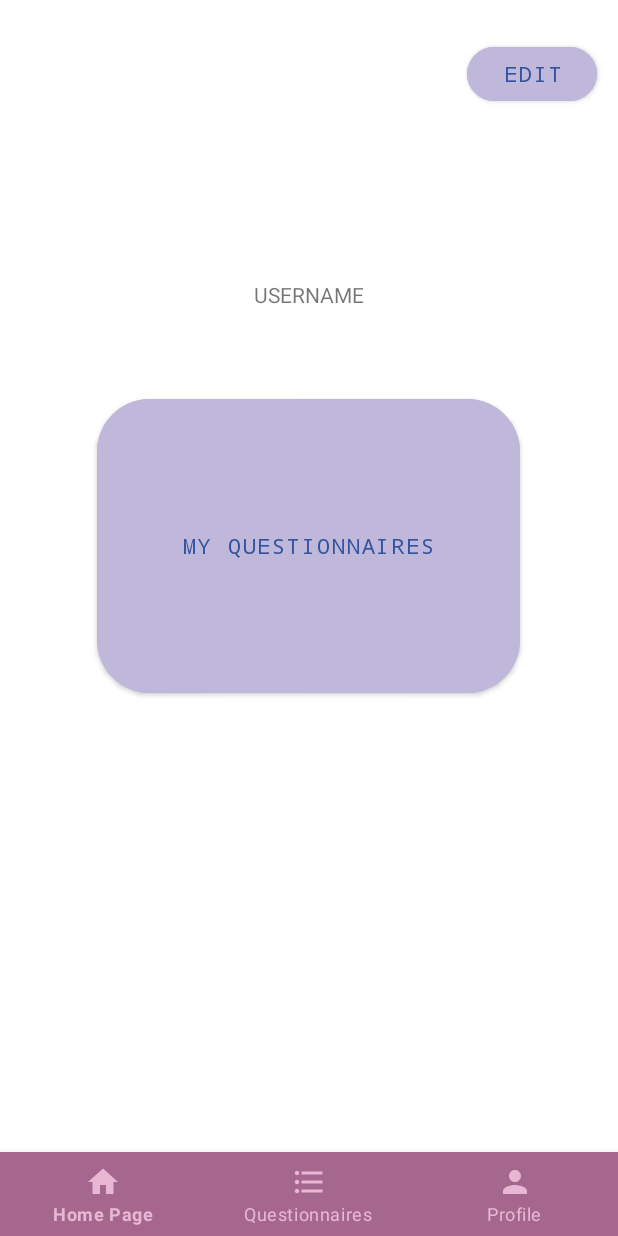
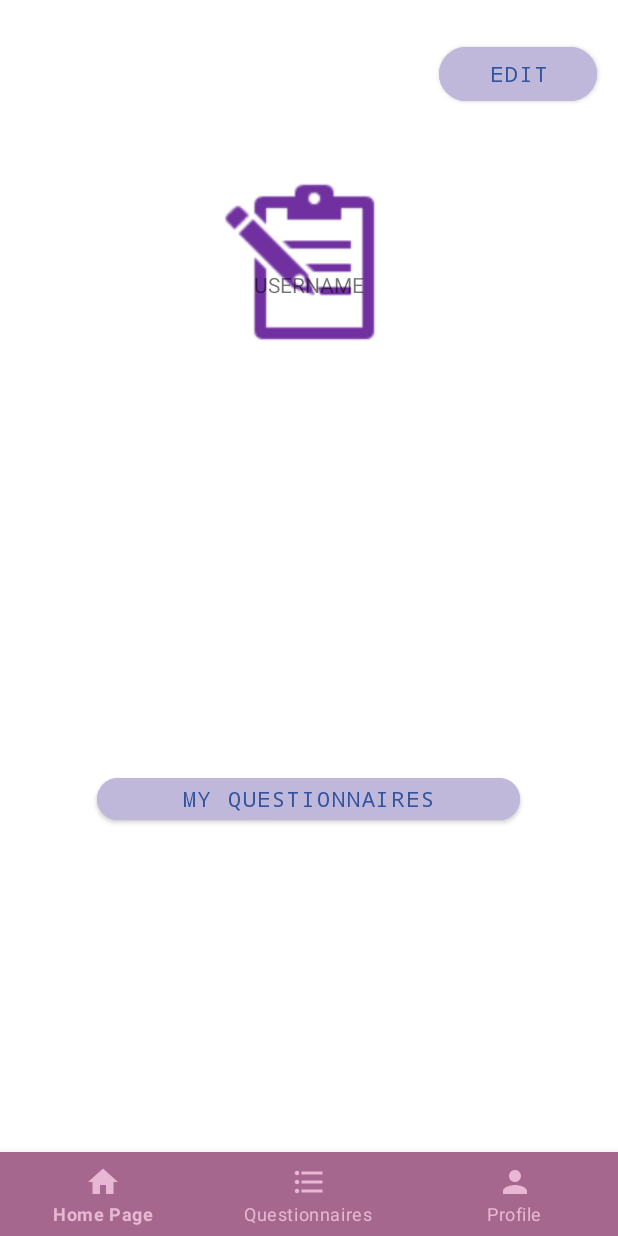
Before and after one commit to mertatakan96/QuestionManagement, an Android app: the ProfileActivity screen opened directly, with no data from a screen before it, on a phone screen of 412 x 824 dp. Run offline under Robolectric (Android 15) with nearby library versions, the phone set to English and light mode, and no system bars.

Commit message:
design edits

```diff
--- a/app/src/main/res/layout/activity_profile.xml
+++ b/app/src/main/res/layout/activity_profile.xml
@@ -8,51 +8,19 @@
     tools:context=".Activities.ProfileActivity">
 
     <com.google.android.material.bottomnavigation.BottomNavigationView
+        android:id="@+id/bottomBar"
         android:layout_width="match_parent"
         android:layout_height="wrap_content"
         android:layout_alignParentBottom="true"
-        app:menu="@menu/menu"
-        android:id="@+id/bottomBar"
         android:background="@color/darkPurple"
         app:itemIconTint="@color/purple"
-        app:itemTextColor="@color/purple">
+        app:itemTextColor="@color/purple"
+        app:menu="@menu/menu">
 
     </com.google.android.material.bottomnavigation.BottomNavigationView>
 
-    <ImageView
-        android:id="@+id/profilePageProfileImage"
-        android:layout_width="160dp"
-        android:layout_height="128dp"
-        android:layout_alignParentTop="true"
-        android:layout_centerHorizontal="true"
-        android:layout_marginTop="25dp"
-        tools:srcCompat="@drawable/logo" />
 
-    <TextView
-        android:id="@+id/profilePageUsername"
-        android:layout_width="100dp"
-        android:layout_height="wrap_content"
-        android:layout_below="@+id/profilePageProfileImage"
-        android:layout_centerHorizontal="true"
-        android:layout_marginTop="33dp"
-        android:gravity="center"
-        android:text="USERNAME" />
 
-    <Button
-        android:id="@+id/profilePageMyQuestionnaires"
-        android:layout_width="282dp"
-        android:layout_height="40dp"
-        android:layout_above="@+id/bottomBar"
-        android:layout_below="@+id/profilePageUsername"
-        android:layout_centerHorizontal="true"
-        android:layout_marginTop="54dp"
-        android:layout_marginBottom="300dp"
-        android:backgroundTint="@color/lightPurple"
-        android:fontFamily="monospace"
-        android:onClick="profilePageMyQuestionnairesClicked"
-        android:text="my questionnaires"
-        android:textColor="@color/darkBlue"
-        app:cornerRadius="35sp" />
 
     <Button
         android:id="@+id/profilePageEditProfile"
@@ -71,4 +39,39 @@
         android:textColor="@color/darkBlue"
         app:cornerRadius="100sp" />
 
+    <Button
+        android:id="@+id/profilePageMyQuestionnaires"
+        android:layout_width="282dp"
+        android:layout_height="40dp"
+        android:layout_above="@+id/bottomBar"
+        android:layout_centerHorizontal="true"
+        android:layout_marginBottom="215dp"
+        android:backgroundTint="@color/lightPurple"
+        android:fontFamily="monospace"
+        android:onClick="profilePageMyQuestionnairesClicked"
+        android:text="my questionnaires"
+        android:textColor="@color/darkBlue"
+        app:cornerRadius="35sp" />
+
+    <ImageView
+        android:id="@+id/profilePageProfileImage"
+        android:layout_width="123dp"
+        android:layout_height="123dp"
+        android:layout_above="@+id/bottomBar"
+        android:layout_alignParentTop="true"
+        android:layout_centerHorizontal="true"
+        android:layout_marginTop="25dp"
+        android:layout_marginBottom="444dp"
+        app:srcCompat="@drawable/logo" />
+
+    <TextView
+        android:id="@+id/profilePageUsername"
+        android:layout_width="100dp"
+        android:layout_height="wrap_content"
+        android:layout_alignParentTop="true"
+        android:layout_centerHorizontal="true"
+        android:layout_marginTop="180dp"
+        android:gravity="center"
+        android:text="USERNAME" />
+
 </RelativeLayout>
```
Also changed, not shown: app/src/main/res/layout/activity_edit_profile.xml (+8 -14 lines).
